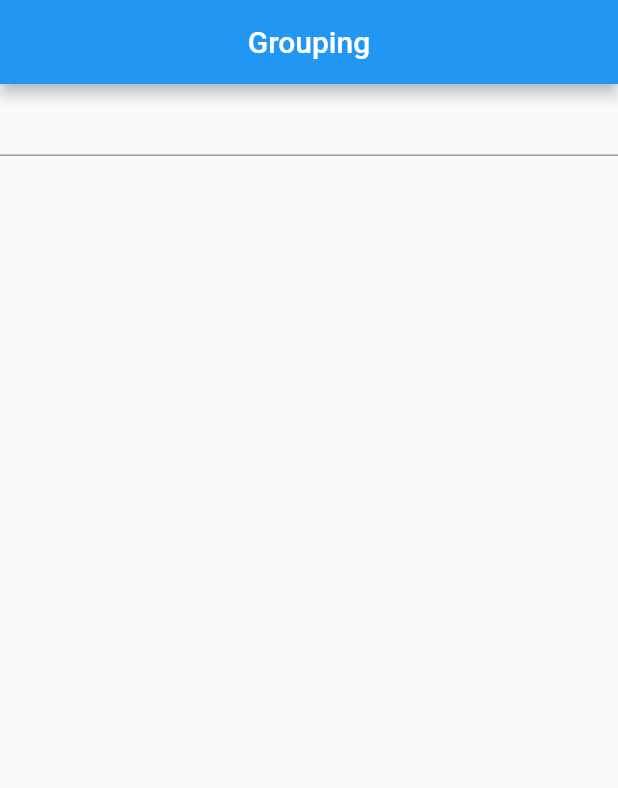
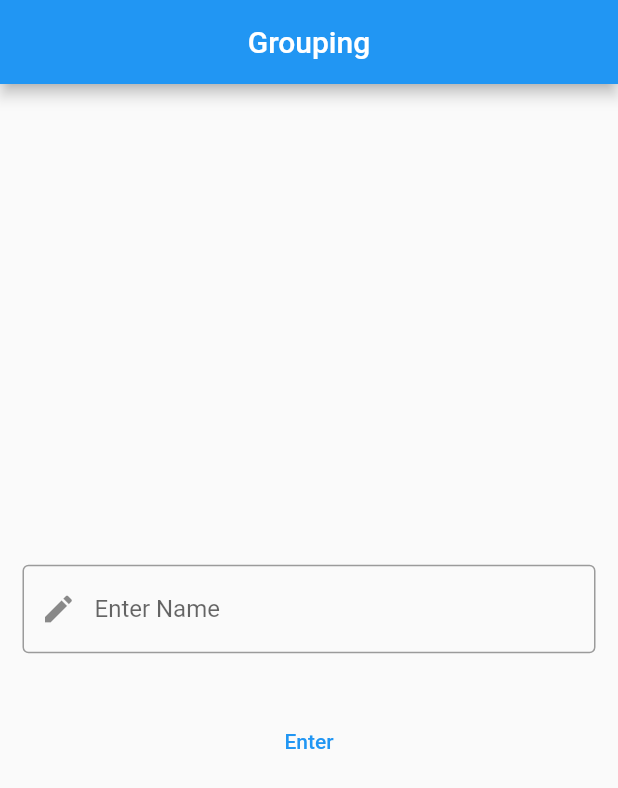
Before and after one commit to amal-prasad99/group_names, a Flutter app: the screen it shows after launch, on a phone screen of 412 x 824 dp. Shown: the top 788 px of the screen. Run offline on Flutter 3.47's test engine with Material 2 defaults, Android fonts, the light colour scheme and no system bars.

Commit message:
textfield added

```diff
--- a/lib/input_name.dart
+++ b/lib/input_name.dart
@@ -1,27 +1,73 @@
 import 'package:flutter/material.dart';
 
-class NameInuptPage extends StatefulWidget {
-  const NameInuptPage({super.key});
+class NameInputPage extends StatefulWidget {
+  const NameInputPage({super.key});
 
   @override
-  State<NameInuptPage> createState() => _NameInuptPageState();
+  State<NameInputPage> createState() => _NameInputPageState();
 }
 
-class _NameInuptPageState extends State<NameInuptPage> {
+class _NameInputPageState extends State<NameInputPage> {
+  TextEditingController _inputName = TextEditingController();
+
+  void _showTextPopup(String name) {
+    showDialog(
+      context: context,
+      builder: (BuildContext context) {
+        return AlertDialog(
+          title: const Text('Entered Name:'),
+          content: Text(
+            name,
+            style: const TextStyle(fontSize: 30),
+          ),
+          actions: <Widget>[
+            TextButton(
+              onPressed: () {
+                Navigator.of(context).pop();
+                _inputName.clear();
+              },
+              child: const Text('return'),
+            ),
+          ],
+        );
+      },
+    );
+  }
+
   @override
   Widget build(BuildContext context) {
-    return MaterialApp(
-      home: Scaffold(
+    return Scaffold(
       appBar: AppBar(
         centerTitle: true,
         title: const Text('Grouping'),
       ),
       body: Container(
         child: Column(
+          mainAxisAlignment: MainAxisAlignment.center,
           children: [
-              TextField(),
+            Padding(
+              padding: const EdgeInsets.all(15.0),
+              child: TextField(
+                controller: _inputName,
+                keyboardType: TextInputType.text,
+                decoration: const InputDecoration(
+                  prefixIcon: Icon(Icons.create),
+                  border: OutlineInputBorder(),
+                  hintText: "Enter Name",
+                ),
+              ),
+            ),
+            const SizedBox(
+              height: 20,
+            ),
+            TextButton(
+              onPressed: () {
+                var name = _inputName.text;
+                _showTextPopup(name);
+              },
+              child: const Text('Enter'),
+            )
           ],
-          ),
         ),
       ),
     );
--- a/lib/main.dart
+++ b/lib/main.dart
@@ -2,5 +2,14 @@ import 'package:flutter/material.dart';
 import 'package:group_names/input_name.dart';
 
 void main() {
-  runApp(const NameInuptPage());
+  runApp(MyApp());
 }
+
+class MyApp extends StatelessWidget {
+  @override
+  Widget build(BuildContext context) {
+    return const MaterialApp(
+      home: NameInputPage(),
+    );
+  }
+}
```
Lines whose indentation alone changed are shown as unchanged.
